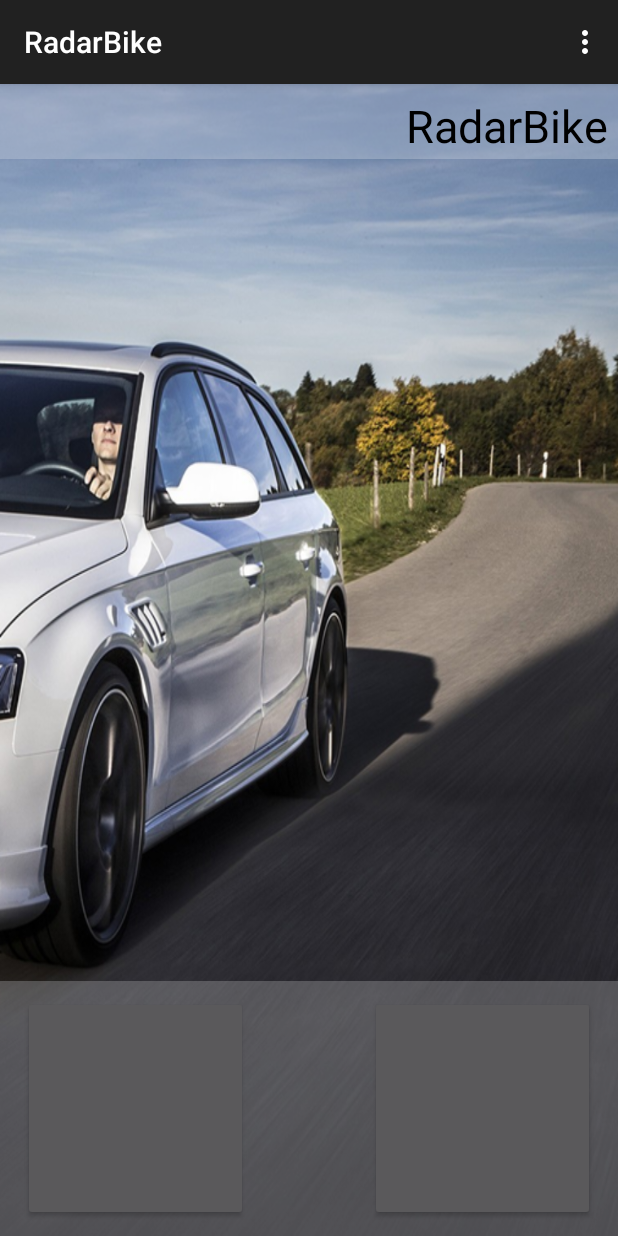
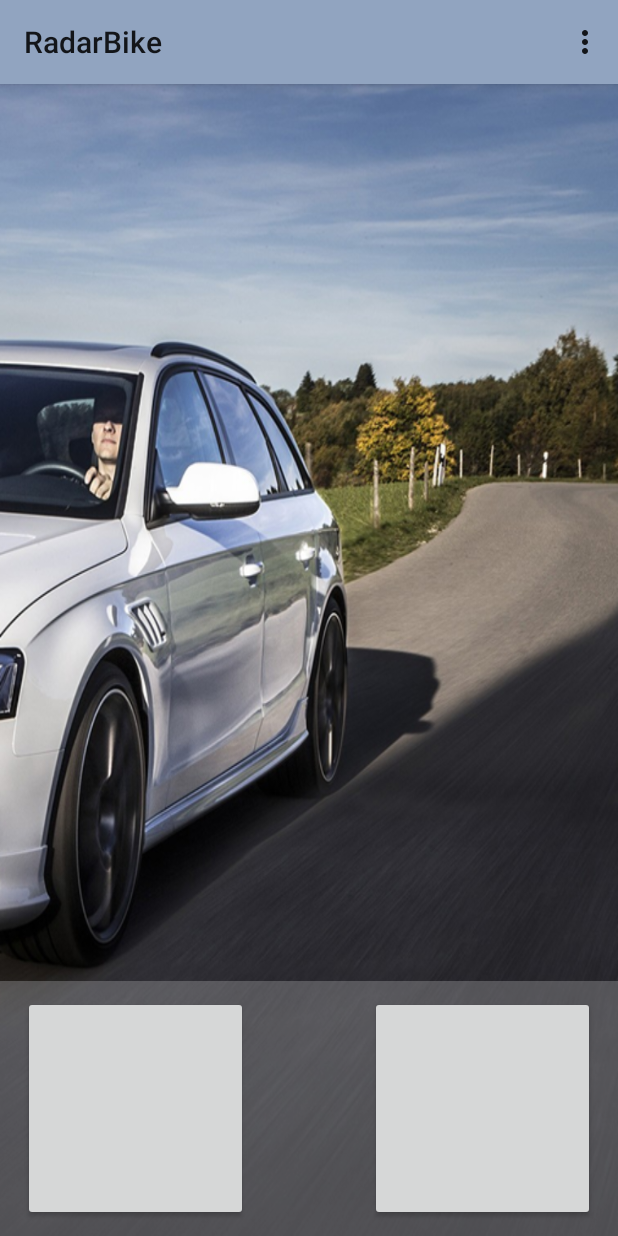
Before and after one commit to saviorgp/radarbike, an Android app: the screen it shows after launch (MainActivity), on a phone screen of 412 x 824 dp. Run offline under Robolectric (Android 15) with nearby library versions, the phone set to English and light mode, and no system bars; plain views replace CircleButton.

Commit message:
Driver Layout

```diff
--- a/RadarBike/app/src/main/AndroidManifest.xml
+++ b/RadarBike/app/src/main/AndroidManifest.xml
@@ -17,7 +17,7 @@
         android:allowBackup="true"
         android:icon="@mipmap/ic_launcher"
         android:label="@string/app_name"
-        android:theme="@style/Base.Theme.AppCompat" >
+        android:theme="@style/AppTheme" >
         <activity
             android:name=".view.activity.MainActivity"
             android:label="@string/app_name" >
--- a/RadarBike/app/src/main/res/layout/activity_main.xml
+++ b/RadarBike/app/src/main/res/layout/activity_main.xml
@@ -6,7 +6,7 @@
     android:background="@drawable/driver"
     tools:context=".MainActivity">
 
-   <TextView
+  <!-- <TextView
        android:background="@color/gray_blue"
        android:layout_alignParentTop="true"
        android:layout_width="match_parent"
@@ -14,7 +14,7 @@
        android:padding="7dip"
        android:gravity="end"
        style="@style/Black_30sp"
-       android:text="@string/app_name"/>
+       android:text="@string/app_name"/>-->
 
     <RelativeLayout
         android:paddingLeft="15dip"
--- a/RadarBike/app/src/main/res/values/styles.xml
+++ b/RadarBike/app/src/main/res/values/styles.xml
@@ -1,8 +1,10 @@
 <resources>
 
     <!-- Base application theme. -->
-    <style name="AppTheme" parent="android:Theme.DeviceDefault">
-        <!-- Customize your theme here. -->
+    <style name="AppTheme" parent="Theme.AppCompat.Light">
+        <item name="colorPrimary">#91A4C0</item>
+        <item name="colorPrimaryDark">@color/black</item>
+        <item name="colorAccent">@color/black</item>
     </style>
 
     <style name="Black_30sp" parent="@android:style/Widget.TextView">
```
